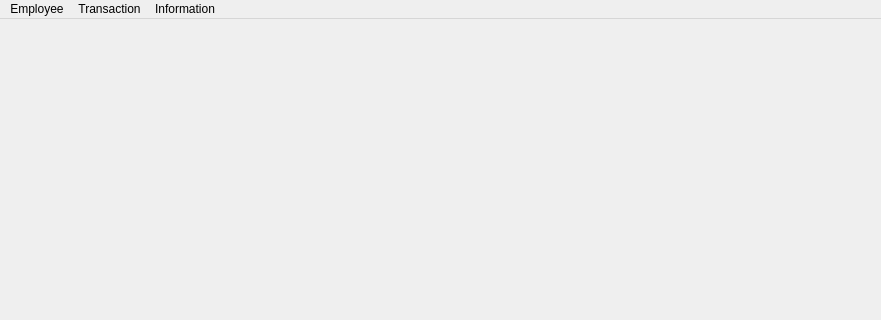
First picture: the form in 1st project/ui/mainFrame.ui, repository aitemrar-younes/PyQt_learning, before the edit; both pictures show x 0 to 881 and y 0 to 320 of the 881 by 600 pixel window.
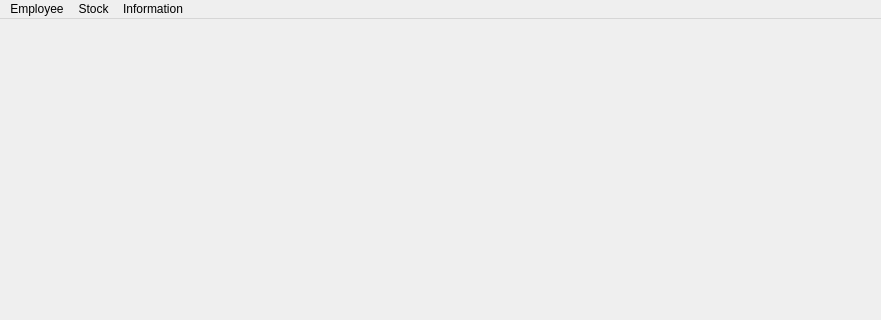
Second picture: the form after the edit.

What changed in the file:
```diff
--- a/1st project/ui/mainFrame.ui
+++ b/1st project/ui/mainFrame.ui
@@ -36,13 +36,6 @@
     <addaction name="actionList"/>
     <addaction name="actionAjouter"/>
    </widget>
-   <widget class="QMenu" name="menuTransaction">
-    <property name="title">
-     <string>Transaction</string>
-    </property>
-    <addaction name="actionList_2"/>
-    <addaction name="actionAdd"/>
-   </widget>
    <widget class="QMenu" name="menuHelp">
     <property name="title">
      <string>Information</string>
@@ -50,8 +43,15 @@
     <addaction name="actionHelp"/>
     <addaction name="actionAbout"/>
    </widget>
+   <widget class="QMenu" name="menuStock">
+    <property name="title">
+     <string>Stock</string>
+    </property>
+    <addaction name="actionList_3"/>
+    <addaction name="actionTransactions"/>
+   </widget>
    <addaction name="menuEmployee"/>
-   <addaction name="menuTransaction"/>
+   <addaction name="menuStock"/>
    <addaction name="menuHelp"/>
   </widget>
   <action name="actionList">
```
Left out of the diff: 10 changed lines with no effect on the pictures.
